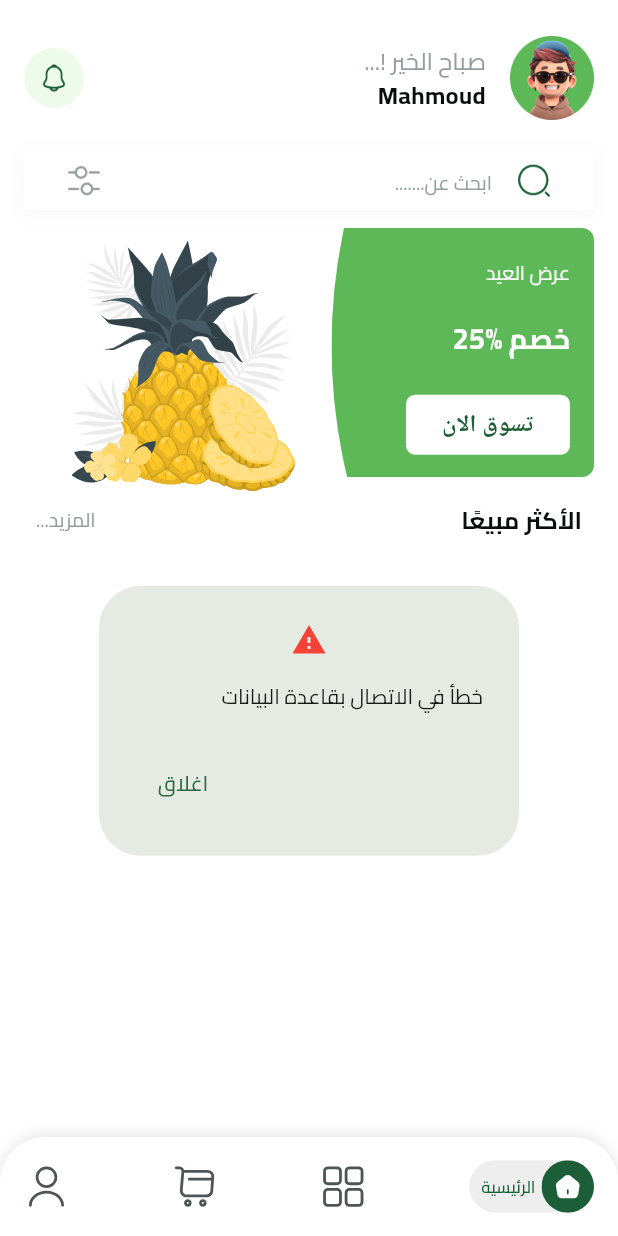
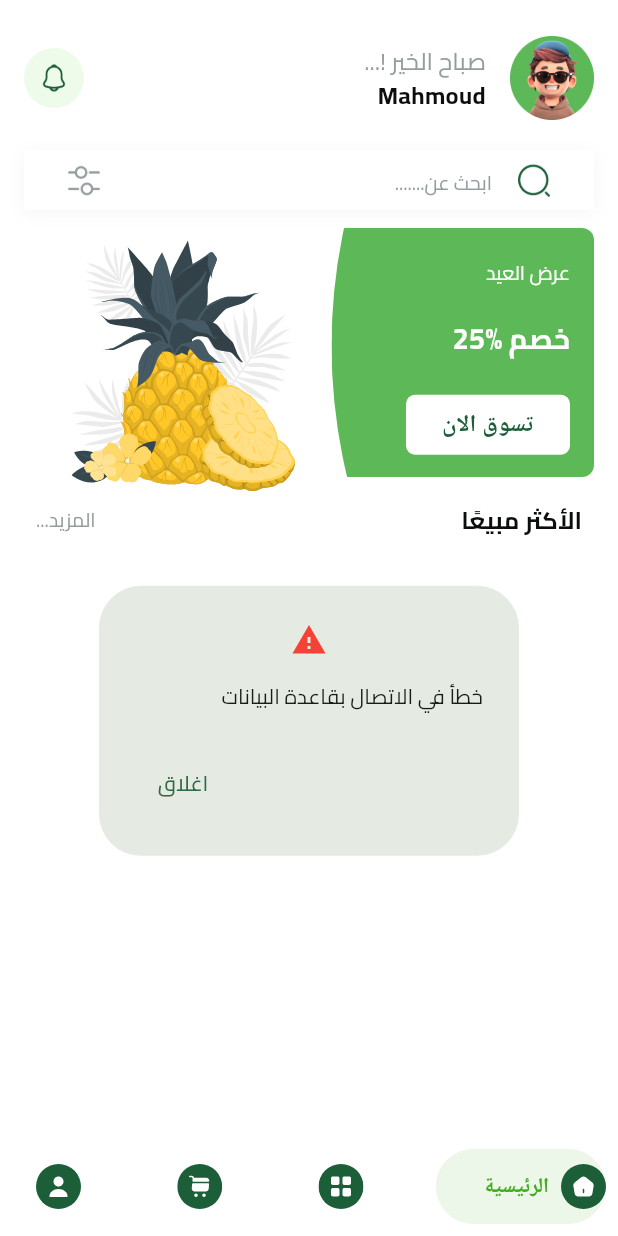
Before and after one commit to elsaramji/store-hup, a Flutter app: the CustomBottomNavigationBar widget shown alone on an empty page, opened directly with empty values, after a tap on "الرئيسية", on a phone screen of 412 x 824 dp. Run offline on Flutter 3.47's test engine with Material 3 defaults, Android fonts, the phone set to English and light mode, and no system bars; drawn by our look-alikes of salomon_bottom_bar; our stand-ins replace bloc, cached_network_image, cloud_firestore, dartz, dots_indicator, firebase_auth and 9 more; missing offline and left inert: flutter_facebook_auth, new_device_apps; accounts and stored records are empty.

Commit message:
add solamon Navigation bar and bulid

```diff
--- a/lib/components/Home/views/home_view.dart
+++ b/lib/components/Home/views/home_view.dart
@@ -1,58 +1,37 @@
 // components/Home/views/home_view.dart
 import 'package:flutter/material.dart';
-import 'package:store_hup/components/Home/custom/widgets/custom_bast_seller.dart';
-import 'package:store_hup/components/Home/custom/widgets/product_stream_biluder.dart';
+import 'package:store_hup/components/Home/views/home_view_body.dart';
+import 'package:store_hup/components/navigation/logic/solamon_logic.dart';
+import 'package:store_hup/components/navigation/view/solamon_navigation_bar.dart';
 
-import '../../../core/custom/widgets/CustomHome/custom_prodcut_searchbar.dart';
-import '../../navigation/view/bottom_navigation_bar.dart';
-import '../custom/widgets/custom_home_appbar.dart';
-import '../widgets/offers/offers_scroll.dart';
+class HomeMainView extends StatefulWidget {
+  static const String id = 'HomeView';
+  int selectedIndex = 0;
+  Widget body = HomeViwebody();
 
-class HomeView extends StatelessWidget {
-  static const String id = 'HomeView';
-  static const int index = 0;
-
-  const HomeView({super.key});
+  HomeMainView({super.key});
 
   @override
+  State<HomeMainView> createState() => _HomeMainViewState();
+}
+
+class _HomeMainViewState extends State<HomeMainView> {
+  @override
   Widget build(BuildContext context) {
+    var solamonNavigationBar = SolamonNavigationBar(
+      selectedIndex: widget.selectedIndex,
+      onTap: (index) {
+        setState(() {
+          widget.selectedIndex = index;
+        });
+        SolamonLogic.bodybuilder(widget.selectedIndex, widget);
+      },
+    );
     return Scaffold(
-      bottomNavigationBar: CustomBottomNavigationBar(selectedIndex: index,),
-      body: SafeArea(
-        child: Container(
-            margin: const EdgeInsets.symmetric(horizontal: 16),
-            height: MediaQuery.sizeOf(context).height,
-            width: MediaQuery.sizeOf(context).width,
-            child: CustomScrollView(slivers: [
-              SliverToBoxAdapter(child: SizedBox(height: 16)),
-              CustomHomeAppBar(
-                userName: "Mahmoud",
-              ),
-              SliverToBoxAdapter(child: SizedBox(height: 12)),
-              CustomProductSearchBar(
-                onChanged: (value) {},
-              ),
-              SliverToBoxAdapter(child: SizedBox(height: 12)),
-              // body Section
-              // offers
-              SliverToBoxAdapter(
-                  child: AspectRatio(
-                aspectRatio: 342 / 158,
-                child: ListView.builder(
-                  scrollDirection: Axis.horizontal,
-                  itemBuilder: (context, index) => OffersItem(),
-                  itemCount: 5,
-                ),
-              )),
-              //bast seller
-              BastSellerBar(),
-              // Products
-              ProductsSreamBuilder(),
-            ])),
-      ),
-    );
+        body: widget.body, bottomNavigationBar: solamonNavigationBar);
   }
 }
+
 
 /*
         Column(children: [
--- /dev/null
+++ b/lib/components/Home/views/home_view_body.dart
@@ -0,0 +1,51 @@
+// components/Home/views/home_view_body.dart
+
+import 'package:flutter/material.dart';
+
+import '../../../core/custom/widgets/custom_prodcut_searchbar.dart';
+import '../custom/widgets/custom_bast_seller.dart';
+import '../custom/widgets/custom_home_appbar.dart';
+import '../custom/widgets/product_stream_biluder.dart';
+import '../widgets/offers/offers_widget.dart';
+
+class HomeViwebody extends StatelessWidget {
+  const HomeViwebody({
+    super.key,
+  });
+
+  @override
+  Widget build(BuildContext context) {
+    return SafeArea(
+      child: Container(
+          margin: const EdgeInsets.symmetric(horizontal: 16),
+          height: MediaQuery.sizeOf(context).height,
+          width: MediaQuery.sizeOf(context).width,
+          child: CustomScrollView(slivers: [
+            SliverToBoxAdapter(child: SizedBox(height: 16)),
+            CustomHomeAppBar(
+              userName: "Mahmoud",
+            ),
+            SliverToBoxAdapter(child: SizedBox(height: 12)),
+            CustomProductSearchBar(
+              onChanged: (value) {},
+            ),
+            SliverToBoxAdapter(child: SizedBox(height: 12)),
+            // body Section
+            // offers
+            SliverToBoxAdapter(
+                child: AspectRatio(
+              aspectRatio: 342 / 158,
+              child: ListView.builder(
+                scrollDirection: Axis.horizontal,
+                itemBuilder: (context, index) => OffersItem(),
+                itemCount: 5,
+              ),
+            )),
+            //bast seller
+            BastSellerBar(),
+            // Products
+            ProductsSreamBuilder(),
+          ])),
+    );
+  }
+}
--- a/lib/components/futures/Auth/signin/logics/listener.dart
+++ b/lib/components/futures/Auth/signin/logics/listener.dart
@@ -7,14 +7,13 @@ import '../../../../../service/firebase/auth/auth_service.dart';
 import '../../../../../service/state_management/sginin_cubit/siginin_cubit_cubit.dart';
 import '../../../../Home/views/home_view.dart';
 
-void signinlistener(
-    SigninState state, BuildContext context) {
+void signinlistener(SigninState state, BuildContext context) {
   if (state is SigninError) {
     ErrorsMassage.errorsBar(context, state.error);
   }
   if (state is SigninSuccess) {
     if (getIt<FirebaseAuthService>().isLoggedIn()) {
-      Navigator.pushReplacementNamed(context, HomeView.id);
+      Navigator.pushReplacementNamed(context, HomeMainView.id);
     }
     ErrorsMassage.errorsBar(context, 'تم تسجيل الدخول بنجاح');
   }
--- a/lib/components/futures/Auth/signin/views/Signin.dart
+++ b/lib/components/futures/Auth/signin/views/Signin.dart
@@ -4,8 +4,6 @@ import 'package:flutter_bloc/flutter_bloc.dart';
 
 import '../../../../../core/custom/widgets/custom_Appbar.dart';
 import '../../../../../core/custom/widgets/custom_loadingProgress.dart';
-import '../../../../../core/injection/Git_it.dart';
-import '../../../../../service/firebase/auth/auth_service.dart';
 import '../../../../../service/state_management/sginin_cubit/siginin_cubit_cubit.dart';
 import '../logics/listener.dart';
 import '../widgets/main_viwe.dart';
--- a/lib/components/futures/Splash/logics/splash_logic.dart
+++ b/lib/components/futures/Splash/logics/splash_logic.dart
@@ -1,4 +1,4 @@
-// components/futures/splash/logics/splash_logic.dart
+// components/futures/Splash/logics/splash_logic.dart
 
 import 'package:flutter/material.dart';
 
@@ -15,7 +15,7 @@ class SplashLogic {
     final authService = getIt<FirebaseAuthService>();
     await Future.delayed(const Duration(seconds: 3));
     if (authService.isLoggedIn()) {
-      Navigator.pushReplacementNamed(context, HomeView.id);
+      Navigator.pushReplacementNamed(context, HomeMainView.id);
     } else if (Preferences.getBool(Keys.isviewedOnBoarding)) {
       Navigator.pushReplacementNamed(context, Signin.route);
     } else {
--- a/lib/components/navigation/view/bottom_navigation_bar.dart
+++ b/lib/components/navigation/view/bottom_navigation_bar.dart
@@ -22,7 +22,7 @@ class CustomBottomNavigationBar extends StatefulWidget {
 
 class _CustomBottomNavigationBarState extends State<CustomBottomNavigationBar> {
   List<String> goto = [
-    HomeView.id,
+    HomeMainView.id,
     HomeProductsView.routeName,
     ProductCart.routeName,
     UserProfile.routeName,
--- /dev/null
+++ b/lib/components/navigation/view/solamon_navigation_bar.dart
@@ -0,0 +1,49 @@
+// components/navigation/view/solamon_navigation_bar.dart
+import 'package:flutter/material.dart';
+import 'package:flutter_svg/svg.dart';
+import 'package:salomon_bottom_bar/salomon_bottom_bar.dart';
+import 'package:store_hup/core/assets/assets_image.dart';
+import 'package:store_hup/core/styles/color_style.dart';
+
+class SolamonNavigationBar extends StatefulWidget {
+  int selectedIndex = 0;
+  Function(int index) onTap;
+  SolamonNavigationBar({super.key, required this.onTap, required this.selectedIndex});
+
+  @override
+  State<SolamonNavigationBar> createState() => _SolamonNavigationBarState();
+}
+
+class _SolamonNavigationBarState extends State<SolamonNavigationBar> {
+  @override
+  Widget build(BuildContext context) {
+    return SalomonBottomBar(
+        currentIndex: widget.selectedIndex,
+        items: [
+          SalomonBottomBarItem(
+            icon: SvgPicture.asset(Assets.assetsImagesBoildHome),
+            title: const Text("الرئيسية"),
+            selectedColor: AppColors.green600,
+          ),
+          SalomonBottomBarItem(
+            icon: SvgPicture.asset(Assets.assetsImagesBoildProducts),
+            title: const Text("المنتجات"),
+            selectedColor: AppColors.green600,
+          ),
+          SalomonBottomBarItem(
+            icon: SvgPicture.asset(Assets.assetsImagesBoildCart),
+            title: const Text("السلة"),
+            selectedColor: AppColors.green600,
+          ),
+          SalomonBottomBarItem(
+            icon: SvgPicture.asset(Assets.assetsImagesBoildUser),
+            title: const Text("حسابي"),
+            selectedColor: AppColors.green600,
+          ),
+        ],
+        onTap: (index) {
+
+          widget.onTap(index);
+        });
+  }
+}
--- a/lib/core/helper/on_Generate.dart
+++ b/lib/core/helper/on_Generate.dart
@@ -30,8 +30,8 @@ Route<dynamic>? ongenerate(RouteSettings setting) {
     case ForgetPasswordViwe.routeName:
       return MaterialPageRoute(builder: (context) => ForgetPasswordViwe());
 
-    case HomeView.id:
-      return MaterialPageRoute(builder: (context) => const HomeView());
+    case HomeMainView.id:
+      return MaterialPageRoute(builder: (context) => HomeMainView());
     case Factory.route:
       return MaterialPageRoute(builder: (context) => Factory());
     case BestSellerViwe.id:
--- a/lib/main.dart
+++ b/lib/main.dart
@@ -4,6 +4,7 @@ import 'package:firebase_core/firebase_core.dart';
 import 'package:flutter/material.dart';
 import 'package:flutter_bloc/flutter_bloc.dart';
 import 'package:flutter_localizations/flutter_localizations.dart';
+import 'package:get/get.dart';
 import 'package:store_hup/components/futures/Splash/view/splash.dart';
 import 'package:store_hup/firebase_options.dart';
 import 'package:store_hup/generated/l10n.dart';
@@ -14,7 +15,6 @@ import 'core/styles/color_style.dart';
 import 'service/database/presence.dart';
 import 'service/state_management/BlocObservers/bloc_observers.dart';
 
-
 void main() async {
   WidgetsFlutterBinding.ensureInitialized();
   Bloc.observer = BlocObserverImpl();
@@ -23,6 +23,7 @@ void main() async {
     options: DefaultFirebaseOptions.currentPlatform,
   );
   await Preferences.init();
+
   setupGetIt();
   runApp(const FruitHup());
 }
@@ -32,7 +33,7 @@ class FruitHup extends StatelessWidget {
 
   @override
   Widget build(BuildContext context) {
-    return MaterialApp(
+    return GetMaterialApp(
       themeMode: ThemeMode.dark,
       theme: ThemeData(
         fontFamily: 'Cairo',
--- a/pubspec.yaml
+++ b/pubspec.yaml
@@ -45,6 +45,7 @@ dependencies:
   flutter_spinkit: ^5.2.1
   flutter_svg: ^2.0.10+1
   flutter_svg_provider: ^1.0.7
+  get: ^4.6.6
   get_it: ^8.0.0
   google_sign_in: ^6.0.0
   installed_apps: ^1.5.2
@@ -52,6 +53,7 @@ dependencies:
   modal_progress_hud_nsn: ^0.5.1
   new_device_apps: ^1.0.0
   rename_app: ^1.6.1
+  salomon_bottom_bar: ^3.3.2
   shared_preferences: ^2.3.2
 dev_dependencies:
   flutter_launcher_icons: "^0.13.1"
```
Also changed, not shown: lib/components/cart/product_cart.dart (+3 -7 lines), lib/components/navigation/logic/solamon_logic.dart (added, +48 -0 lines), lib/components/products/view/home_products_view.dart (+2 -5 lines), lib/components/profile/user_profile.dart (+3 -5 lines), pubspec.lock.
